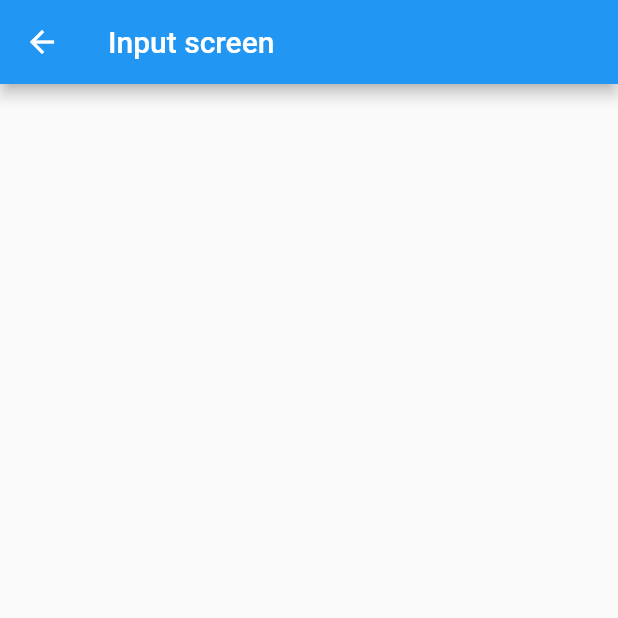
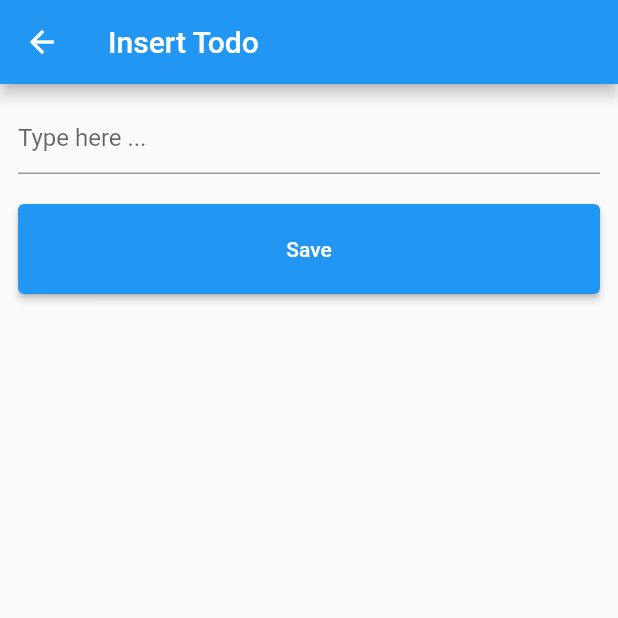
Before and after one commit to bjayanta/todo, a Flutter app: the screen it shows after launch, after a tap on the "add" icon, on a phone screen of 412 x 824 dp, the top half of it. Run offline on Flutter 3.47's test engine with Material 2 defaults, Android fonts, the phone set to English and light mode, and no system bars; network calls fail.

Commit message:
complete the project

```diff
--- a/lib/screens/input_screen.dart
+++ b/lib/screens/input_screen.dart
@@ -1,19 +1,82 @@
 import 'package:flutter/material.dart';
+import 'package:provider/provider.dart';
+import 'package:todo_app/states/task_state.dart';
 
 class InputScreen extends StatefulWidget {
   static const routeName = 'input_screen';
-  const InputScreen({Key? key}) : super(key: key);
+  final int? id;
+
+  // InputScreen([this.id]);
+  const InputScreen({Key? key, this.id}) : super(key: key);
 
   @override
   State<InputScreen> createState() => _InputScreenState();
 }
 
 class _InputScreenState extends State<InputScreen> {
+  final _titleCtrl = TextEditingController();
+  final _statusCtrl = TextEditingController();
+
+  @override
+  void didChangeDependencies() {
+    if(widget.id != null) {
+      Todo task = Provider.of<GState>(context, listen: false).details(widget.id);
+
+      _titleCtrl.text = task.title;
+      _statusCtrl.text = task.status;
+    }
+
+    super.didChangeDependencies();
+  }
+
+  void _addTodo() {
+    if(_titleCtrl.text.length < 0) {
+      return;
+    }
+
+    if(widget.id != null) {
+      Provider.of<GState>(context, listen: false).update(widget.id, _titleCtrl.text, _statusCtrl.text);
+    } else {
+      Provider.of<GState>(context, listen: false).addTodo(_titleCtrl.text);
+    }
+
+    Navigator.of(context).pop();
+  }
+
   @override
   Widget build(BuildContext context) {
     return Scaffold(
       appBar: AppBar(
-        title: Text("Input screen"),
+        title: Text(widget.id != null ? "Edit Todo" : "Insert Todo"),
+      ),
+      body: Padding(
+        padding: EdgeInsets.all(12),
+        child: Column(
+          children: [
+            TextField(
+              controller: _titleCtrl,
+              decoration: InputDecoration(
+                hintText: "Type here ..."
+              ),
+            ),
+            if(widget.id != null)... [
+              SizedBox(height: 20,),
+              TextField(
+                controller: _statusCtrl,
+              ),
+            ],
+            SizedBox(height: 20,),
+            ElevatedButton(
+                onPressed: () {
+                  _addTodo();
+                },
+                child: Text(widget.id != null ? "Update" : "Save"),
+                style: ElevatedButton.styleFrom(
+                  minimumSize: Size(MediaQuery.of(context).size.width, 60.0),
+                ),
+            ),
+          ],
+        ),
       ),
     );
   }
```
Also changed, not shown: lib/screens/home_screen.dart (+18 -15 lines), lib/states/task_state.dart (+61 -1 lines), 1 other file.
